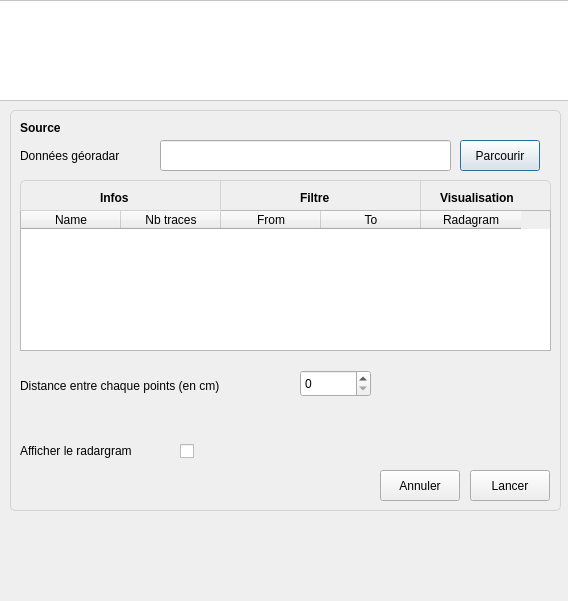
This is UI_tellus_processing_dialog_base.ui in RonanTellus/TellusPlugin as Qt 5 draws it before an edit. The edited form follows.
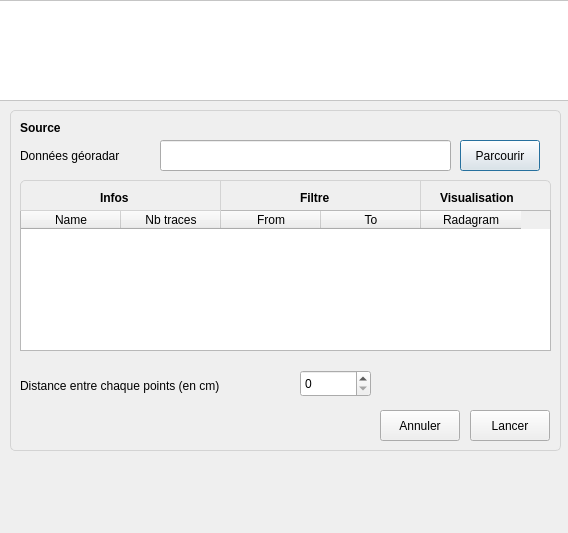
This is the edited form. Icons and pictures are not drawn.

Diff of the .ui file:
```diff
--- a/UI_tellus_processing_dialog_base.ui
+++ b/UI_tellus_processing_dialog_base.ui
@@ -7,7 +7,7 @@
     <x>0</x>
     <y>0</y>
     <width>568</width>
-    <height>601</height>
+    <height>533</height>
    </rect>
   </property>
   <property name="windowTitle">
@@ -248,7 +248,7 @@
    <property name="geometry">
     <rect>
      <x>470</x>
-     <y>470</y>
+     <y>410</y>
      <width>80</width>
      <height>31</height>
     </rect>
@@ -261,7 +261,7 @@
    <property name="geometry">
     <rect>
      <x>380</x>
-     <y>470</y>
+     <y>410</y>
      <width>80</width>
      <height>31</height>
     </rect>
@@ -306,50 +306,11 @@
     </property>
    </widget>
   </widget>
-  <widget class="QWidget" name="visualisation" native="true">
-   <property name="geometry">
-    <rect>
-     <x>10</x>
-     <y>410</y>
-     <width>541</width>
-     <height>51</height>
-    </rect>
-   </property>
-   <widget class="QLabel" name="lblRadagram">
-    <property name="geometry">
-     <rect>
-      <x>10</x>
-      <y>30</y>
-      <width>151</width>
-      <height>21</height>
-     </rect>
-    </property>
-    <property name="text">
-     <string>Afficher le radargram</string>
-    </property>
-   </widget>
-   <widget class="QCheckBox" name="checkBoxRadagram">
-    <property name="geometry">
-     <rect>
-      <x>170</x>
-      <y>30</y>
-      <width>21</width>
-      <height>22</height>
-     </rect>
-    </property>
-    <property name="text">
-     <string/>
-    </property>
-    <property name="checked">
-     <bool>false</bool>
-    </property>
-   </widget>
-  </widget>
   <widget class="QLabel" name="label">
    <property name="geometry">
     <rect>
      <x>27</x>
-     <y>530</y>
+     <y>460</y>
      <width>230</width>
      <height>64</height>
     </rect>
@@ -365,7 +326,7 @@
    <property name="geometry">
     <rect>
      <x>360</x>
-     <y>530</y>
+     <y>460</y>
      <width>185</width>
      <height>64</height>
     </rect>
@@ -396,7 +357,7 @@
      <x>10</x>
      <y>110</y>
      <width>551</width>
-     <height>401</height>
+     <height>341</height>
     </rect>
    </property>
    <property name="styleSheet">
```
Left out of the diff: 7 changed lines with no effect on the pictures.
